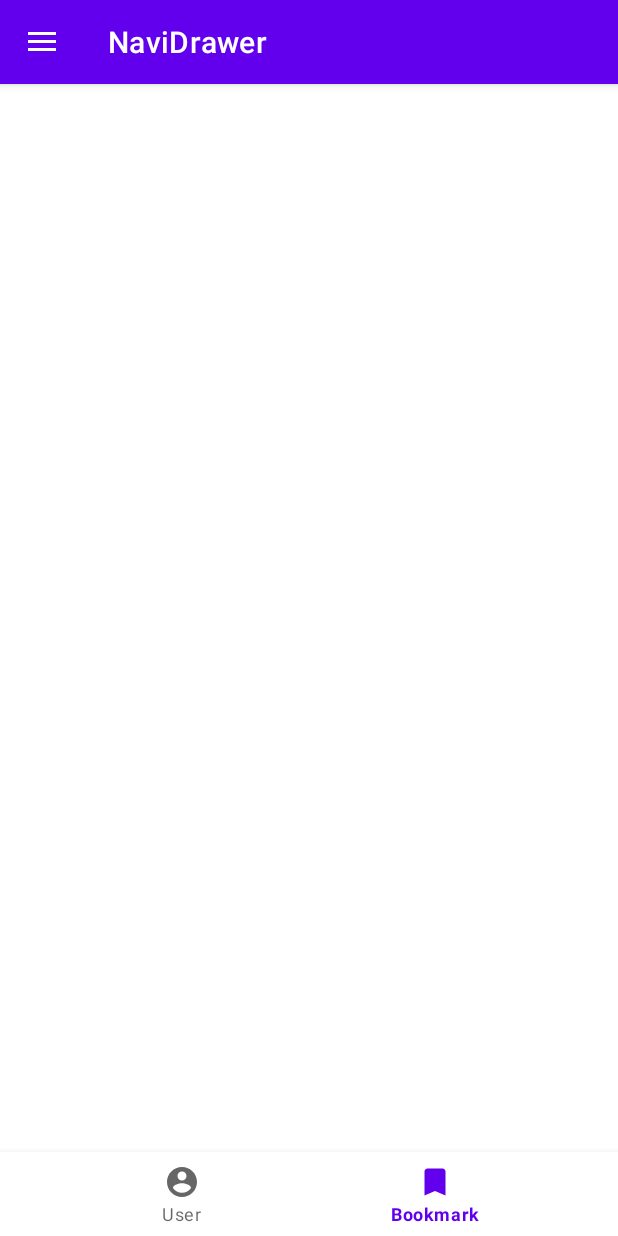
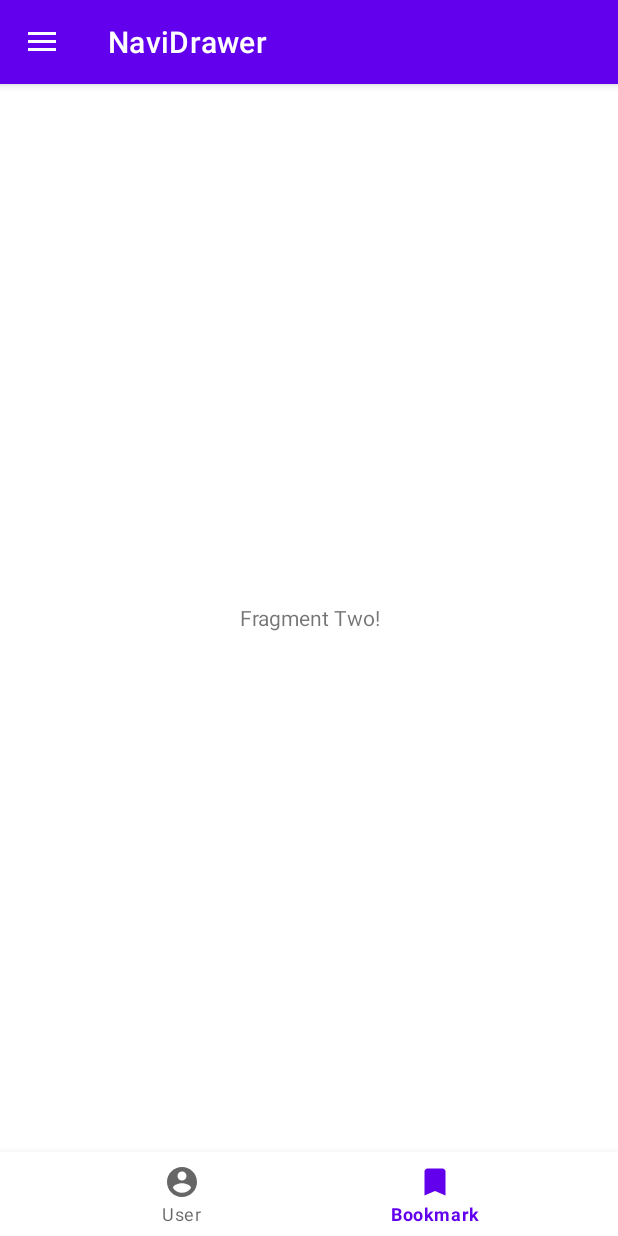
Before and after one commit to AntiCaffe/NaviDrawer, an Android app: the screen it shows after launch (MainActivity), item 2 of the bottom bar chosen, on a phone screen of 412 x 824 dp. Run offline under Robolectric (Android 15) with nearby library versions, the phone set to English and light mode, and no system bars.

Commit message:
plugin : android extensions Fragment add.

```diff
--- a/app/build.gradle
+++ b/app/build.gradle
@@ -1,6 +1,7 @@
 plugins {
     id 'com.android.application'
     id 'kotlin-android'
+    id 'kotlin-android-extensions'
 }
 
 android {
--- /dev/null
+++ b/app/src/main/java/com/example/navidrawer/FragmentOne.kt
@@ -0,0 +1,17 @@
+package com.example.navidrawer
+
+import android.os.Bundle
+import android.view.LayoutInflater
+import android.view.View
+import android.view.ViewGroup
+import androidx.fragment.app.Fragment
+
+class FragmentOne : Fragment() {
+    override fun onCreateView(
+        inflater: LayoutInflater,
+        container: ViewGroup?,
+        savedInstanceState: Bundle?
+    ): View? {
+        return inflater.inflate(R.layout.fragment_one,container,false)
+    }
+}
--- /dev/null
+++ b/app/src/main/java/com/example/navidrawer/FragmentTwo.kt
@@ -0,0 +1,17 @@
+package com.example.navidrawer
+
+import android.os.Bundle
+import android.view.LayoutInflater
+import android.view.View
+import android.view.ViewGroup
+import androidx.fragment.app.Fragment
+
+class FragmentTwo : Fragment() {
+    override fun onCreateView(
+        inflater: LayoutInflater,
+        container: ViewGroup?,
+        savedInstanceState: Bundle?
+    ): View? {
+        return inflater.inflate(R.layout.fragment_two,container,false)
+    }
+}
--- a/app/src/main/java/com/example/navidrawer/MainActivity.kt
+++ b/app/src/main/java/com/example/navidrawer/MainActivity.kt
@@ -6,15 +6,24 @@ import android.view.MenuItem
 import android.widget.Toast
 import androidx.appcompat.app.ActionBarDrawerToggle
 import androidx.drawerlayout.widget.DrawerLayout
+import androidx.fragment.app.Fragment
 import com.google.android.material.navigation.NavigationView
+import kotlinx.android.synthetic.main.activity_main.*
 
 class MainActivity : AppCompatActivity() {
+
+    private val fragmentOne by lazy { FragmentOne() }
+    private val fragmentTwo by lazy { FragmentTwo() }
+
 
     lateinit var toggle : ActionBarDrawerToggle
 
     override fun onCreate(savedInstanceState: Bundle?) {
         super.onCreate(savedInstanceState)
         setContentView(R.layout.activity_main)
+
+        initNavigationBottom()
+        changeFragment(fragmentOne) // 첫화면 설정
 
         val drawerLayout : DrawerLayout = findViewById(R.id.drawerLayout)
         val navView : NavigationView = findViewById(R.id.nav_view)
@@ -52,4 +61,27 @@ class MainActivity : AppCompatActivity() {
         }
         return super.onOptionsItemSelected(item)
     }
+
+    private fun initNavigationBottom() {
+        bnv_main.run {
+            setOnNavigationItemSelectedListener {
+                when(it.itemId){
+                    R.id.first -> {
+                        changeFragment(fragmentOne)
+                    }
+                    R.id.second -> {
+                        changeFragment(fragmentTwo)
+                    }
+                }
+                true
+            }
+
+
+        }
+    }
+
+    private fun changeFragment(fragment: Fragment)
+    {
+        supportFragmentManager.beginTransaction().replace(R.id.fl_container, fragment).commit()
+    }
 }
--- /dev/null
+++ b/app/src/main/res/layout/fragment_one.xml
@@ -0,0 +1,12 @@
+<?xml version="1.0" encoding="utf-8"?>
+<FrameLayout xmlns:android="http://schemas.android.com/apk/res/android"
+    xmlns:tools="http://schemas.android.com/tools"
+    android:layout_width="match_parent"
+    android:layout_height="match_parent"
+    tools:context=".FragmentOne">
+    <TextView android:layout_width="match_parent"
+        android:layout_height="match_parent"
+        android:gravity="center"
+        android:text="Fragment One!" />
+
+</FrameLayout>
--- /dev/null
+++ b/app/src/main/res/layout/fragment_two.xml
@@ -0,0 +1,12 @@
+<?xml version="1.0" encoding="utf-8"?>
+<FrameLayout xmlns:android="http://schemas.android.com/apk/res/android"
+    xmlns:tools="http://schemas.android.com/tools"
+    android:layout_width="match_parent"
+    android:layout_height="match_parent"
+    tools:context=".FragmentTwo">
+    <TextView android:layout_width="match_parent"
+        android:layout_height="match_parent"
+        android:gravity="center"
+        android:text="Fragment Two!" />
+
+</FrameLayout>
```
